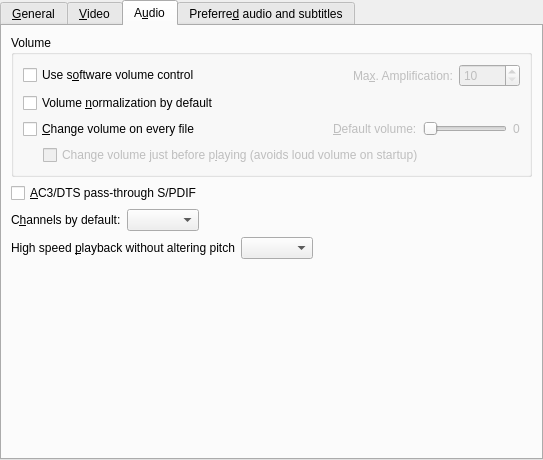
Old version of the form src/prefgeneral.ui in the repository wilbert2000/wzplayer.
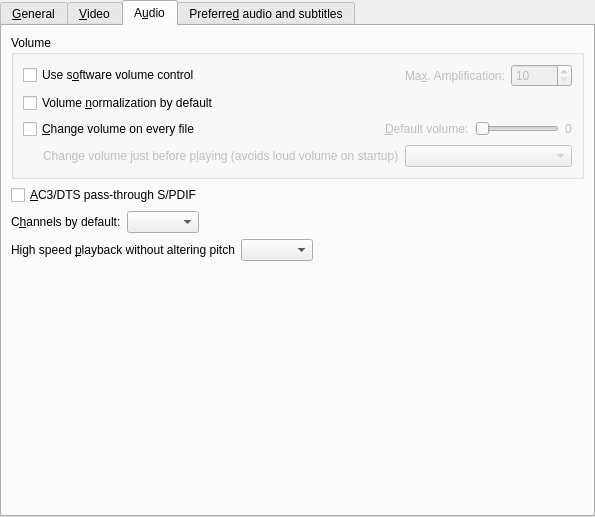
New version of the form. The open tabs and pages were chosen to show the change. Icons and pictures are not drawn. Custom widgets are drawn as their Qt base class.

Patch:
```diff
--- a/src/prefgeneral.ui
+++ b/src/prefgeneral.ui
@@ -5,8 +5,8 @@
    <rect>
     <x>0</x>
     <y>0</y>
-    <width>543</width>
-    <height>460</height>
+    <width>595</width>
+    <height>517</height>
    </rect>
   </property>
   <property name="windowIcon" >
@@ -640,21 +640,23 @@
              </spacer>
             </item>
             <item>
-             <widget class="QCheckBox" name="use_volume_option_check" >
+             <widget class="QLabel" name="use_volume_label" >
               <property name="enabled" >
                <bool>false</bool>
               </property>
-              <property name="sizePolicy" >
-               <sizepolicy>
-                <hsizetype>7</hsizetype>
-                <vsizetype>0</vsizetype>
-                <horstretch>0</horstretch>
-                <verstretch>0</verstretch>
-               </sizepolicy>
-              </property>
               <property name="text" >
                <string>Change volume just before p&amp;laying (avoids loud volume on startup)</string>
               </property>
+              <property name="buddy" >
+               <cstring>use_volume_combo</cstring>
+              </property>
+             </widget>
+            </item>
+            <item>
+             <widget class="TristateCombo" name="use_volume_combo" >
+              <property name="enabled" >
+               <bool>false</bool>
+              </property>
              </widget>
             </item>
            </layout>
```
Left out of the diff: 26 changed lines with no effect on the pictures.
